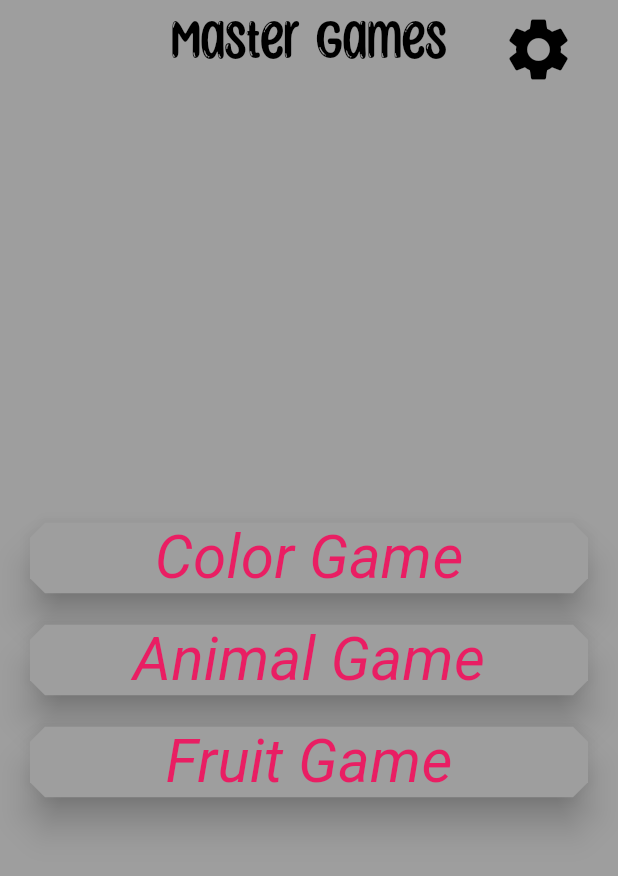
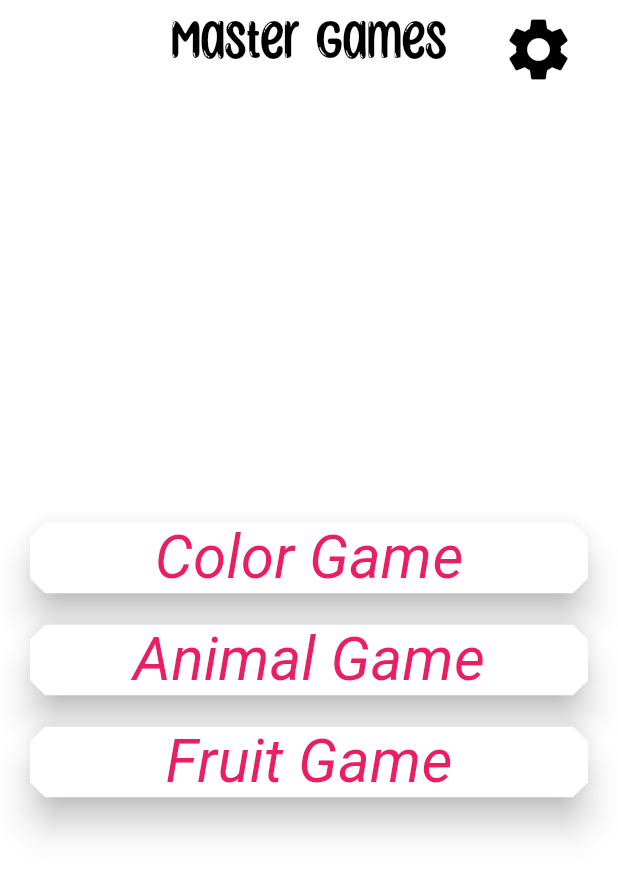
Before and after one commit to master-8702/flutter_kids_matching_game, a Flutter app: the screen it shows after launch, on a phone screen of 412 x 824 dp. Shown: the top 876 px of the screen. Run offline on Flutter 3.47's test engine with Material 3 defaults, Android fonts, the phone set to English and light mode, and no system bars; our stand-ins replace audioplayers, flutter_riverpod, get_storage; generated files the repository leaves out were written again.

```diff
--- a/lib/main.dart
+++ b/lib/main.dart
@@ -36,14 +36,15 @@ class MyApp extends ConsumerWidget {
             primary: con.themeColor,
             // primary: provider.themeColor as Color,
             onError: Colors.red,
-            onBackground: Colors.white,
+            // onBackground: Colors.white,
             onSecondary: Colors.white,
             error: Colors.red,
-            background: Colors.white,
+            // background: Colors.white,
             onPrimary: Colors.white,
             brightness: Brightness.light,
             onSurface: Colors.black,
-            surface: Colors.grey,
+            surface: Colors.white,
+            // surface: con.themeColor,
 
             secondary: con.themeColor,
           ),
@@ -54,7 +55,10 @@ class MyApp extends ConsumerWidget {
               shape: BeveledRectangleBorder(
                   borderRadius: BorderRadius.circular(10)),
               textStyle:
-                  const TextStyle(fontSize: 40, fontStyle: FontStyle.italic),
+                  const TextStyle(
+                fontSize: 40,
+                fontStyle: FontStyle.italic,
+              ),
             ),
           ),
           buttonTheme: const ButtonThemeData()),
```
Also changed, not shown: pubspec.yaml (+8 -7 lines), pubspec.lock, 4 other files.
